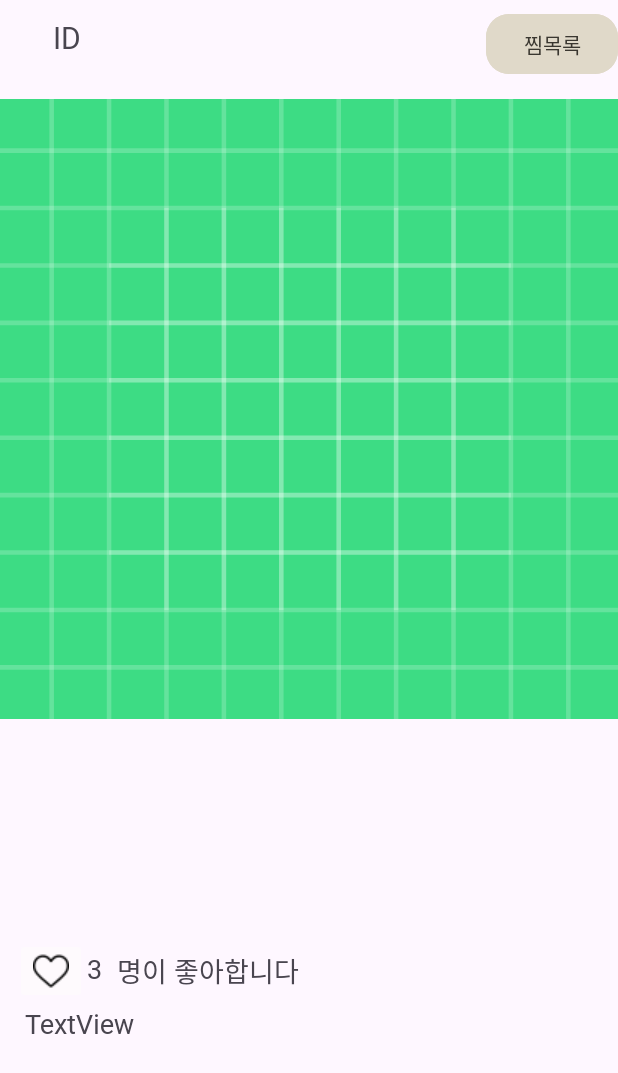
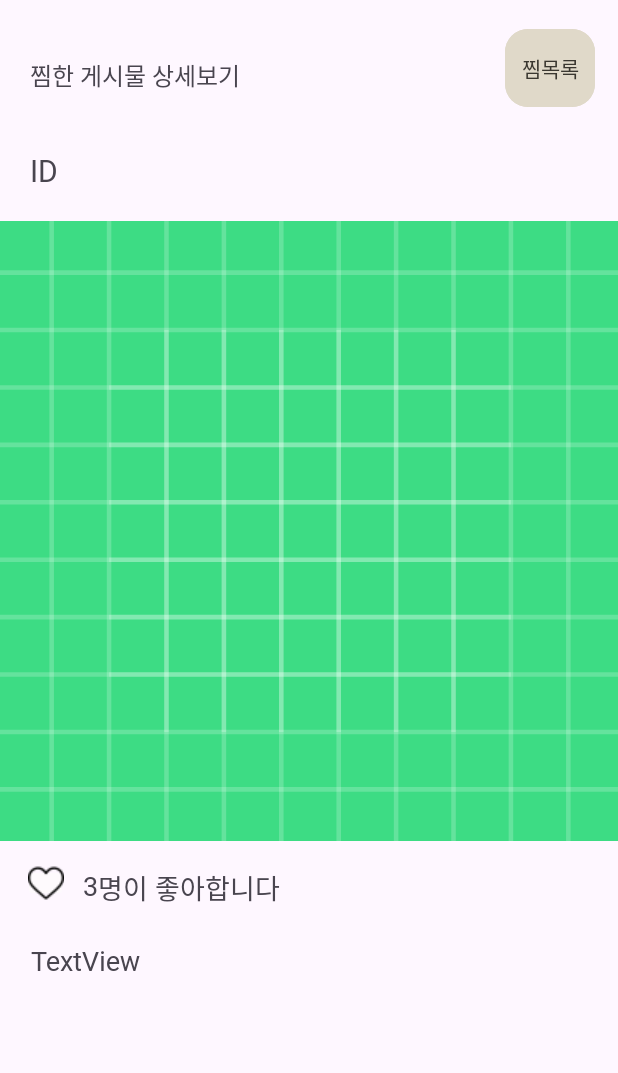
Before and after one commit to 2023-SMHRD-SW-Fullstack-1/StuCamp, an Android app: the WishDetailActivity screen opened directly, with no data from a screen before it, on a phone screen of 412 x 824 dp. Shown: the top 1073 px of the screen. Run offline under Robolectric (Android 15) with nearby library versions, the light colour scheme and no system bars; our stand-ins replace Volley; network calls fail; 1 statement that could not run was skipped.

Commit message:
docs : design

```diff
--- a/client/StuCamp/app/src/main/java/com/smhrd/stucamp/CalendarActivity.kt
+++ b/client/StuCamp/app/src/main/java/com/smhrd/stucamp/CalendarActivity.kt
@@ -210,7 +210,7 @@ class CalendarActivity : AppCompatActivity() {
                     dataSet.sliceSpace = 3f
                     dataSet.selectionShift = 5f
                     dataSet.valueTextColor = Color.BLACK
-                    dataSet.valueTextSize = 16f
+                    dataSet.valueTextSize = 12f
 
 
                     // 색상 설정
@@ -283,7 +283,7 @@ class CalendarActivity : AppCompatActivity() {
 
 
             val request = object : StringRequest(Request.Method.GET,
-                "http://172.30.1.22:8888/record/${userID}?record_date=${selectedDate}",
+                "http://172.30.1.42:8888/record/${userID}?record_date=${selectedDate}",
                 { response ->
                     tv_detailStudy.text = ""
                     diaryTextView.text = "총 공부시간"
@@ -344,7 +344,7 @@ class CalendarActivity : AppCompatActivity() {
                         dataSet.sliceSpace = 3f
                         dataSet.selectionShift = 5f
                         dataSet.valueTextColor = Color.BLACK
-                        dataSet.valueTextSize = 16f
+                        dataSet.valueTextSize = 12f
 
 
                         // 색상 설정
--- a/client/StuCamp/app/src/main/java/com/smhrd/stucamp/MyFeedActivity.kt
+++ b/client/StuCamp/app/src/main/java/com/smhrd/stucamp/MyFeedActivity.kt
@@ -19,6 +19,7 @@ import com.smhrd.stucamp.VO.MyFeedVO
 import com.smhrd.stucamp.VO.UserVO
 import com.smhrd.stucamp.wish.WishListActivity
 import org.json.JSONObject
+import org.w3c.dom.Text
 
 class MyFeedActivity : AppCompatActivity() {
 
@@ -27,6 +28,7 @@ class MyFeedActivity : AppCompatActivity() {
     lateinit var btnFeedDelete : Button
     lateinit var btnPrev : Button
     lateinit var btnMoveWish : Button
+    lateinit var tvUserNick : TextView
 
     lateinit var reqQueue: RequestQueue
 
@@ -38,6 +40,7 @@ class MyFeedActivity : AppCompatActivity() {
         btnPrev = findViewById(R.id.btnPrev)
         btnMoveWish = findViewById(R.id.btnMoveWish)
         rc = findViewById(R.id.rcMyFeed)
+        tvUserNick = findViewById(R.id.tvUserNick)
         reqQueue = Volley.newRequestQueue(this)
 
         //spf(로그인한 이메일 가져오기)
@@ -46,6 +49,7 @@ class MyFeedActivity : AppCompatActivity() {
         val user_email = user.user_email
         Log.d("user_email",user_email)
 
+        tvUserNick.text = user_email
         val feedList = ArrayList<FeedVO>()
 
 //        feedList.add(MyFeedVO("hihi", 3, "하이하이"))
--- a/client/StuCamp/app/src/main/java/com/smhrd/stucamp/MyFeedAdapter.kt
+++ b/client/StuCamp/app/src/main/java/com/smhrd/stucamp/MyFeedAdapter.kt
@@ -43,7 +43,7 @@ class MyFeedAdapter (var datas : ArrayList<FeedVO>, var context : Context)
 
         var tvId2 : TextView = holder.tvId2
         var ivFeed : ImageView = holder.ivFeed
-        var ibHeart2 : ImageButton = holder.ibHeart2
+//        var ibHeart2 : ImageButton = holder.ibHeart2
         var tvLikeCnt2 : TextView = holder.tvLikeCnt2
         var tvContent2 : TextView = holder.tvContent2
         //var edtComment : EditText = holder.edtComment
--- a/client/StuCamp/app/src/main/java/com/smhrd/stucamp/MyFeedViewHolder.kt
+++ b/client/StuCamp/app/src/main/java/com/smhrd/stucamp/MyFeedViewHolder.kt
@@ -11,7 +11,7 @@ class MyFeedViewHolder(itemView : View) : RecyclerView.ViewHolder(itemView) {
 
     lateinit var tvId2 : TextView
     lateinit var ivFeed : ImageView
-    lateinit var ibHeart2 : ImageButton
+//    lateinit var ibHeart2 : ImageButton
     lateinit var tvLikeCnt2 : TextView
     lateinit var tvContent2 : TextView
     lateinit var tvCommentId : TextView
@@ -23,7 +23,7 @@ class MyFeedViewHolder(itemView : View) : RecyclerView.ViewHolder(itemView) {
     init {
         tvId2 = itemView.findViewById(R.id.tv_roomTitle)
         ivFeed = itemView.findViewById(R.id.ivFeed2)
-        ibHeart2 = itemView.findViewById(R.id.ibHeart2)
+//        ibHeart2 = itemView.findViewById(R.id.ibHeart2)
         tvLikeCnt2 = itemView.findViewById(R.id.tvLikeCnt2)
         tvContent2 = itemView.findViewById(R.id.tvContent2)
         //tvCommentId = itemView.findViewById(R.id.tvCommentId)
--- a/client/StuCamp/app/src/main/java/com/smhrd/stucamp/wish/WishDetailActivity.kt
+++ b/client/StuCamp/app/src/main/java/com/smhrd/stucamp/wish/WishDetailActivity.kt
@@ -46,7 +46,7 @@ class WishDetailActivity : AppCompatActivity() {
         //서버 통신
         val request = object : StringRequest(
             Request.Method.GET,
-            "http://172.30.1.25:8888/feed/find/$feed_id",
+            "http://172.30.1.42:8888/feed/find/$feed_id",
             { response ->
                 Log.d("response", response.toString())
                 val feed = JSONObject(response)
--- a/client/StuCamp/app/src/main/java/com/smhrd/stucamp/wish/WishListActivity.kt
+++ b/client/StuCamp/app/src/main/java/com/smhrd/stucamp/wish/WishListActivity.kt
@@ -58,7 +58,7 @@ class WishListActivity : AppCompatActivity() {
         //mywish 불러오기(서버 통신)
         val request = object : StringRequest(
             Request.Method.GET,
-            "http://172.30.1.25:8888/wish/$user_email",
+            "http://172.30.1.42:8888/wish/$user_email",
             { response ->
                 Log.d("wish 불러오기 response", response.toString())
                 if(response == "-1"){
--- a/client/StuCamp/app/src/main/res/layout/activity_calendar.xml
+++ b/client/StuCamp/app/src/main/res/layout/activity_calendar.xml
@@ -42,8 +42,8 @@
         android:layout_height="wrap_content"
         android:background="#E0D9C9"
         android:gravity="center"
-        android:paddingTop="5dp"
-        android:paddingBottom="5dp"
+        android:paddingTop="20dp"
+        android:paddingBottom="20dp"
         android:text="총 공부시간"
         android:textAppearance="@style/TextAppearance.AppCompat.Large"
         android:textColor="#3A3730"
--- a/client/StuCamp/app/src/main/res/layout/activity_wish_detail.xml
+++ b/client/StuCamp/app/src/main/res/layout/activity_wish_detail.xml
@@ -3,45 +3,40 @@
     xmlns:app="http://schemas.android.com/apk/res-auto"
     xmlns:tools="http://schemas.android.com/tools"
     android:layout_width="match_parent"
-    android:layout_height="match_parent"
+    android:layout_height="wrap_content"
     tools:context=".wish.WishDetailActivity">
 
 
     <ImageButton
         android:id="@+id/ibHeart2"
-        android:layout_width="wrap_content"
-        android:layout_height="wrap_content"
-        android:layout_marginStart="10dp"
-        android:layout_marginTop="7dp"
+        android:layout_width="30dp"
+        android:layout_height="25dp"
+        android:layout_marginStart="15dp"
+        android:layout_marginTop="15dp"
         android:backgroundTint="#FEFAFD"
         android:src="@drawable/heart_off"
         app:layout_constraintStart_toStartOf="parent"
-        app:layout_constraintTop_toTopOf="@+id/guideline7" />
+        app:layout_constraintTop_toBottomOf="@+id/ivFeed2" />
 
     <TextView
         android:id="@+id/tv_roomTitle"
         android:layout_width="wrap_content"
         android:layout_height="wrap_content"
-        android:layout_marginTop="10dp"
+        android:layout_marginStart="20dp"
+        android:layout_marginTop="100dp"
         android:fontFamily="@font/nanum_square_neo_deb"
         android:text="ID"
         android:textSize="20sp"
-        app:layout_constraintBottom_toTopOf="@+id/guideline6"
-        app:layout_constraintEnd_toEndOf="parent"
-        app:layout_constraintHorizontal_bias="0.089"
         app:layout_constraintStart_toStartOf="parent"
-        app:layout_constraintTop_toTopOf="parent"
-        app:layout_constraintVertical_bias="0.058" />
+        app:layout_constraintTop_toTopOf="parent" />
 
     <ImageView
         android:id="@+id/ivFeed2"
         android:layout_width="413dp"
         android:layout_height="413dp"
-        app:layout_constraintBottom_toTopOf="@+id/guideline7"
         app:layout_constraintEnd_toEndOf="parent"
         app:layout_constraintStart_toStartOf="parent"
         app:layout_constraintTop_toTopOf="@+id/guideline6"
-        app:layout_constraintVertical_bias="0.0"
         app:srcCompat="@drawable/ic_launcher_background" />
 
     <androidx.constraintlayout.widget.Guideline
@@ -49,62 +44,70 @@
         android:layout_width="wrap_content"
         android:layout_height="wrap_content"
         android:orientation="horizontal"
-        app:layout_constraintGuide_percent="0.08" />
-
-    <androidx.constraintlayout.widget.Guideline
-        android:id="@+id/guideline7"
-        android:layout_width="wrap_content"
-        android:layout_height="wrap_content"
-        android:orientation="horizontal"
-        app:layout_constraintGuide_percent="0.75" />
+        app:layout_constraintGuide_percent="0.22" />
 
     <TextView
         android:id="@+id/tvContent2"
         android:layout_width="380dp"
         android:layout_height="42dp"
-        android:layout_marginTop="12dp"
-        android:fontFamily="@font/nanum_square_neo_deb"
+        android:layout_marginStart="5dp"
+        android:layout_marginTop="25dp"
+        android:fontFamily="@font/nanum_square_neo_brg"
         android:text="TextView"
-        android:textSize="18sp"
-        app:layout_constraintEnd_toEndOf="parent"
-        app:layout_constraintHorizontal_bias="0.516"
-        app:layout_constraintStart_toStartOf="parent"
+        android:textSize="18dp"
+        app:layout_constraintStart_toStartOf="@+id/ibHeart2"
         app:layout_constraintTop_toBottomOf="@+id/tvLikeCnt2" />
 
     <TextView
         android:id="@+id/textView5"
         android:layout_width="wrap_content"
         android:layout_height="wrap_content"
-        android:layout_marginStart="10dp"
-        android:layout_marginTop="15dp"
         android:fontFamily="@font/nanum_square_neo_deb"
         android:text="명이 좋아합니다"
         android:textSize="18sp"
         app:layout_constraintStart_toEndOf="@+id/tvLikeCnt2"
-        app:layout_constraintTop_toTopOf="@+id/guideline7" />
+        app:layout_constraintTop_toTopOf="@+id/tvLikeCnt2" />
 
     <TextView
         android:id="@+id/tvLikeCnt2"
         android:layout_width="wrap_content"
         android:layout_height="wrap_content"
-        android:layout_marginTop="15dp"
+        android:layout_marginStart="10dp"
+        android:layout_marginTop="17dp"
         android:fontFamily="@font/nanum_square_neo_deb"
         android:text="3"
         android:textSize="18sp"
         app:layout_constraintStart_toEndOf="@+id/ibHeart2"
-        app:layout_constraintTop_toTopOf="@+id/guideline7" />
+        app:layout_constraintTop_toBottomOf="@+id/ivFeed2" />
 
     <Button
         android:id="@+id/btnMoveWish"
-        android:layout_width="wrap_content"
-        android:layout_height="wrap_content"
-        android:layout_marginTop="5dp"
+        android:layout_width="60dp"
+        android:layout_height="60dp"
+        android:layout_marginTop="15dp"
+        android:layout_marginEnd="15dp"
         android:backgroundTint="#E0D9C9"
         android:fontFamily="@font/nanum_square_neo_deb"
+        android:paddingLeft="0dp"
+        android:paddingTop="0dp"
+        android:paddingRight="0dp"
+        android:paddingBottom="0dp"
         android:text="찜목록"
         android:textColor="#3A3730"
         app:cornerRadius="15dp"
         app:layout_constraintEnd_toEndOf="parent"
         app:layout_constraintTop_toTopOf="parent" />
 
+    <TextView
+        android:id="@+id/textView7"
+        android:layout_width="wrap_content"
+        android:layout_height="wrap_content"
+        android:layout_marginStart="20dp"
+        android:layout_marginTop="38dp"
+        android:fontFamily="@font/nanum_square_neo_deb"
+        android:text="찜한 게시물 상세보기"
+        android:textSize="16dp"
+        app:layout_constraintStart_toStartOf="parent"
+        app:layout_constraintTop_toTopOf="parent" />
+
 </androidx.constraintlayout.widget.ConstraintLayout>
--- a/client/StuCamp/app/src/main/res/layout/my_feed_item1.xml
+++ b/client/StuCamp/app/src/main/res/layout/my_feed_item1.xml
@@ -40,7 +40,7 @@
         app:layout_constraintTop_toBottomOf="@+id/btnSendMsg" />
 
     <TextView
-        android:id="@+id/tvNick"
+        android:id="@+id/tvUserNick"
         android:layout_width="0dp"
         android:layout_height="wrap_content"
         android:layout_marginStart="16dp"
```
Also changed, not shown: client/StuCamp/app/src/main/res/layout/activity_my_feed.xml (+29 -4 lines), client/StuCamp/app/src/main/res/layout/activity_wish_list.xml (+24 -5 lines), client/StuCamp/app/src/main/res/layout/fragment_2.xml (+5 -5 lines), client/StuCamp/app/src/main/res/layout/my_feed_item.xml (+31 -57 lines).
